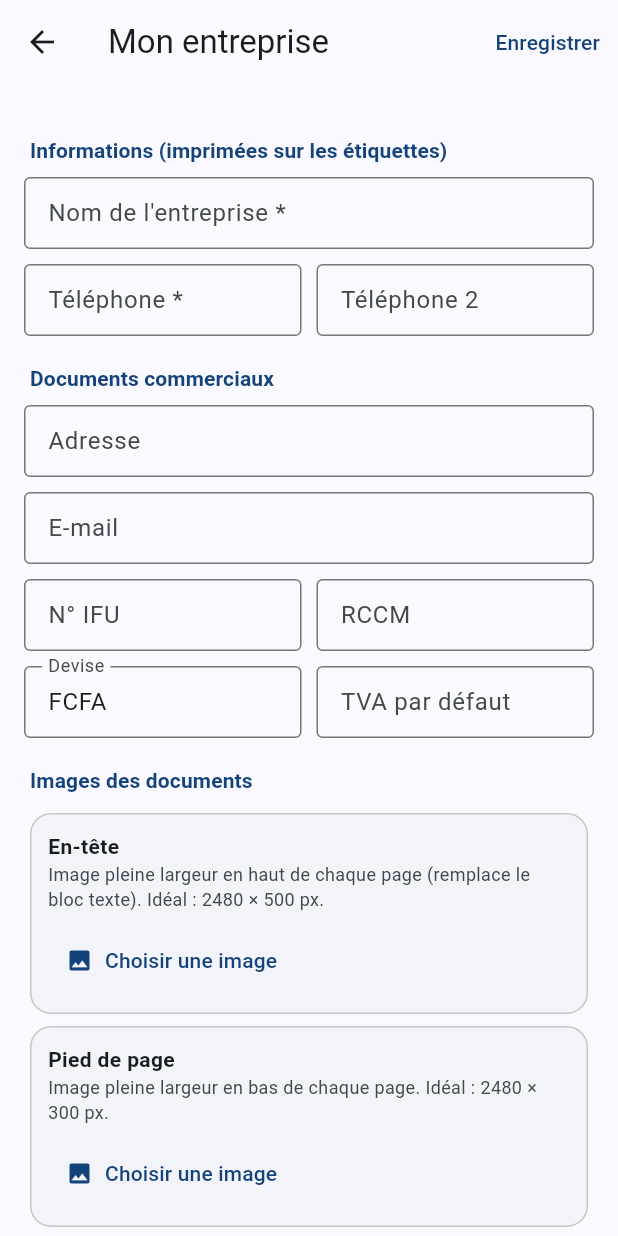
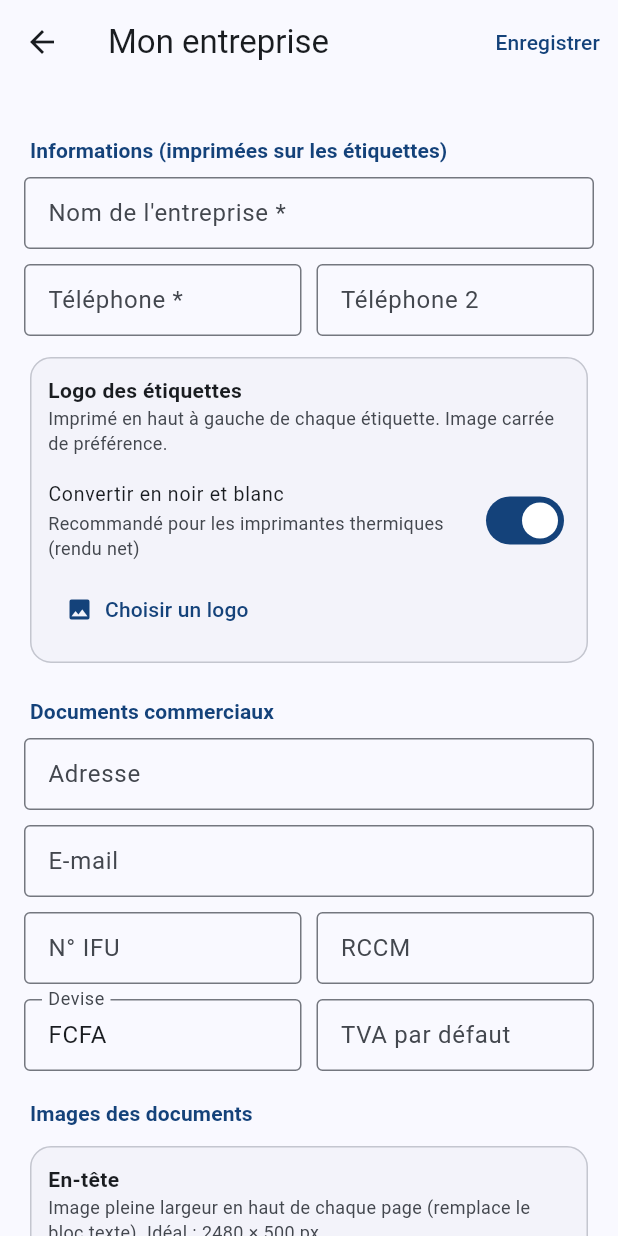
Before and after one commit to omzakrevo/etikpro, a Flutter app: the CompanyScreen screen opened directly, on a phone screen of 412 x 824 dp. Run offline on Flutter 3.47's test engine with Material 3 defaults, Android fonts, the phone set to English and light mode, and no system bars; our stand-ins replace file_picker, hive_ce_flutter, pdf, permission_handler, printing; missing offline and left inert: print_bluetooth_thermal; accounts and stored records are empty.

Commit message:
Logo ETIKPRO, icônes d'application, logo sur les étiquettes, compileSdk 37
Co-Authored-By: Claude Opus 5.5 <noreply@anthropic.com>
Claude-Session: https://claude.ai/code/session_01F3A1XyCW7AyEnke2k98HGE

```diff
--- a/lib/core/models.dart
+++ b/lib/core/models.dart
@@ -19,6 +19,7 @@ class Company {
   String ifu; // N° IFU
   String rccm;
   String? logoB64;
+  String? labelLogoB64; // logo imprimé sur les étiquettes
   String? headerB64; // en-tête des documents (image)
   String? footerB64; // pied de page des documents (image)
   String currency;
@@ -36,6 +37,7 @@ class Company {
     this.ifu = '',
     this.rccm = '',
     this.logoB64,
+    this.labelLogoB64,
     this.headerB64,
     this.footerB64,
     this.currency = 'FCFA',
@@ -57,6 +59,7 @@ class Company {
         'ifu': ifu,
         'rccm': rccm,
         'logoB64': logoB64,
+        'labelLogoB64': labelLogoB64,
         'headerB64': headerB64,
         'footerB64': footerB64,
         'currency': currency,
@@ -75,6 +78,7 @@ class Company {
         ifu: j['ifu'] ?? '',
         rccm: j['rccm'] ?? '',
         logoB64: j['logoB64'],
+        labelLogoB64: j['labelLogoB64'],
         headerB64: j['headerB64'],
         footerB64: j['footerB64'],
         currency: j['currency'] ?? 'FCFA',
--- a/lib/core/templates.dart
+++ b/lib/core/templates.dart
@@ -127,6 +127,7 @@ class LabelStyle {
   String id;
   String name;
   bool companyBand; // nom de l'entreprise sur bande noire
+  bool showLogo; // logo de l'entreprise (si défini)
   bool showPhone;
   bool showQr;
   bool showBorder;
@@ -144,6 +145,7 @@ class LabelStyle {
     required this.id,
     required this.name,
     this.companyBand = true,
+    this.showLogo = true,
     this.showPhone = true,
     this.showQr = false,
     this.showBorder = false,
@@ -163,6 +165,7 @@ class LabelStyle {
         'id': id,
         'name': name,
         'companyBand': companyBand,
+        'showLogo': showLogo,
         'showPhone': showPhone,
         'showQr': showQr,
         'showBorder': showBorder,
@@ -181,6 +184,7 @@ class LabelStyle {
         id: (j['id'] ?? newId()).toString(),
         name: (j['name'] ?? 'Style importé').toString(),
         companyBand: j['companyBand'] ?? true,
+        showLogo: j['showLogo'] ?? true,
         showPhone: j['showPhone'] ?? true,
         showQr: j['showQr'] ?? false,
         showBorder: j['showBorder'] ?? false,
--- a/lib/main.dart
+++ b/lib/main.dart
@@ -93,9 +93,7 @@ class _LicenceGateState extends State<LicenceGate> {
       return const Scaffold(
         body: Center(
           child: Column(mainAxisSize: MainAxisSize.min, children: [
-            Icon(Icons.local_offer, size: 64, color: brandBlue),
-            SizedBox(height: 12),
-            Text('ETIKPRO', style: TextStyle(fontSize: 28, fontWeight: FontWeight.w800)),
+            Image(image: AssetImage('assets/logo/logo_full.png'), width: 280),
             SizedBox(height: 20),
             CircularProgressIndicator(),
           ]),
--- a/lib/ui/home_shell.dart
+++ b/lib/ui/home_shell.dart
@@ -53,7 +53,11 @@ class _HomeShellState extends State<HomeShell> {
             leading: Padding(
               padding: const EdgeInsets.symmetric(vertical: 16),
               child: Column(children: [
-                Icon(Icons.local_offer, color: Theme.of(context).colorScheme.primary, size: 32),
+                ClipRRect(
+                  borderRadius: BorderRadius.circular(10),
+                  child: Image.asset('assets/logo/logo_icon.png', width: 44, height: 44),
+                ),
+                const SizedBox(height: 4),
                 const Text('ETIKPRO', style: TextStyle(fontWeight: FontWeight.w800)),
               ]),
             ),
--- a/lib/ui/labels/label_print_screen.dart
+++ b/lib/ui/labels/label_print_screen.dart
@@ -1,3 +1,6 @@
+import 'dart:convert';
+import 'dart:typed_data';
+
 import 'package:flutter/material.dart';
 import 'package:intl/intl.dart';
 import 'package:pdf/pdf.dart';
@@ -32,6 +35,10 @@ class _LabelPrintScreenState extends State<LabelPrintScreen> {
   late String _formatId = s.printer.defaultFormatId;
   late String _styleId = widget.product.labelStyleId;
   bool _busy = false;
+  late final Uint8List? _logo = s.company.labelLogoB64 == null
+      ? null
+      : base64Decode(s.company.labelLogoB64!);
+  bool _showLogo = true;
 
   LabelFormat get _format => builtinLabelFormats.firstWhere((f) => f.id == _formatId,
       orElse: () => builtinLabelFormats[1]);
@@ -55,6 +62,7 @@ class _LabelPrintScreenState extends State<LabelPrintScreen> {
           ? '${fmtAmount(w.isEmpty ? p.price : p.price * parseNum(w))} ${s.company.currency}'
           : '',
       extra: _extra.text.trim(),
+      logo: _showLogo ? _logo : null,
     );
   }
 
@@ -212,6 +220,20 @@ class _LabelPrintScreenState extends State<LabelPrintScreen> {
         ],
         onChanged: (v) => setState(() => _styleId = v!),
       ),
+      if (_logo != null)
+        SwitchListTile(
+          contentPadding: EdgeInsets.zero,
+          value: _showLogo,
+          onChanged: (v) => setState(() => _showLogo = v),
+          secondary: Image.memory(_logo, width: 36, height: 36),
+          title: const Text('Logo sur l’étiquette'),
+        )
+      else
+        TextButton.icon(
+          onPressed: null,
+          icon: const Icon(Icons.info_outline, size: 18),
+          label: const Text('Ajoutez un logo dans Réglages › Mon entreprise'),
+        ),
       const SizedBox(height: 12),
       Row(children: [
         const Text('Nombre d’étiquettes', style: TextStyle(fontWeight: FontWeight.w600)),
@@ -271,7 +293,7 @@ class _LabelPrintScreenState extends State<LabelPrintScreen> {
     final preview = Container(
       color: cs.surfaceContainerHighest,
       child: PdfPreview(
-        key: ValueKey('$_formatId$_styleId$_prod$_exp${_weight.text}${_lot.text}${_extra.text}$_skip${isA4 ? _copies : 1}'),
+        key: ValueKey('$_showLogo$_formatId$_styleId$_prod$_exp${_weight.text}${_lot.text}${_extra.text}$_skip${isA4 ? _copies : 1}'),
         build: (_) => buildLabelsPdf(
             data: _data,
             style: _style,
--- a/lib/ui/settings/company_screen.dart
+++ b/lib/ui/settings/company_screen.dart
@@ -1,7 +1,9 @@
 import 'dart:convert';
 
+import 'package:flutter/foundation.dart';
 import 'package:flutter/material.dart';
 
+import '../../core/image_tools.dart';
 import '../../core/models.dart';
 import '../../core/store.dart';
 import '../../core/utils.dart';
@@ -95,6 +97,75 @@ class _CompanyScreenState extends State<CompanyScreen> {
     );
   }
 
+  bool _mono = true;
+
+  Future<void> _pickLabelLogo({Uint8List? from}) async {
+    try {
+      Uint8List? bytes = from;
+      if (bytes == null) {
+        final b64 = await pickImageB64();
+        if (b64 == null) return;
+        bytes = base64Decode(b64);
+      }
+      final processed = prepareLabelLogo(bytes, mono: _mono);
+      setState(() => c.labelLogoB64 = processed);
+    } catch (e) {
+      if (mounted) snack(context, '$e', error: true);
+    }
+  }
+
+  Widget _labelLogoCard() {
+    final b64 = c.labelLogoB64;
+    return Card(
+      child: Padding(
+        padding: const EdgeInsets.all(12),
+        child: Column(crossAxisAlignment: CrossAxisAlignment.start, children: [
+          const Text('Logo des étiquettes', style: TextStyle(fontWeight: FontWeight.w700)),
+          Text('Imprimé en haut à gauche de chaque étiquette. Image carrée de préférence.',
+              style: TextStyle(fontSize: 12, color: Theme.of(context).colorScheme.onSurfaceVariant)),
+          const SizedBox(height: 8),
+          if (b64 != null)
+            Container(
+              height: 90,
+              width: 90,
+              decoration: BoxDecoration(
+                color: Colors.white,
+                border: Border.all(color: Theme.of(context).colorScheme.outlineVariant),
+              ),
+              child: Image.memory(base64Decode(b64), fit: BoxFit.contain),
+            ),
+          SwitchListTile(
+            contentPadding: EdgeInsets.zero,
+            dense: true,
+            value: _mono,
+            onChanged: (v) => setState(() => _mono = v),
+            title: const Text('Convertir en noir et blanc'),
+            subtitle: const Text('Recommandé pour les imprimantes thermiques (rendu net)'),
+          ),
+          Wrap(spacing: 4, children: [
+            TextButton.icon(
+              onPressed: () => _pickLabelLogo(),
+              icon: const Icon(Icons.image),
+              label: Text(b64 == null ? 'Choisir un logo' : 'Remplacer'),
+            ),
+            if (c.logoB64 != null)
+              TextButton.icon(
+                onPressed: () => _pickLabelLogo(from: base64Decode(c.logoB64!)),
+                icon: const Icon(Icons.content_copy),
+                label: const Text('Reprendre le logo des documents'),
+              ),
+            if (b64 != null)
+              TextButton.icon(
+                onPressed: () => setState(() => c.labelLogoB64 = null),
+                icon: const Icon(Icons.delete_outline),
+                label: const Text('Retirer'),
+              ),
+          ]),
+        ]),
+      ),
+    );
+  }
+
   @override
   Widget build(BuildContext context) {
     return Scaffold(
@@ -120,6 +191,8 @@ class _CompanyScreenState extends State<CompanyScreen> {
                     keyboardType: TextInputType.phone,
                     decoration: const InputDecoration(labelText: 'Téléphone 2'))),
           ]),
+          const SizedBox(height: 10),
+          _labelLogoCard(),
           const SectionTitle('Documents commerciaux'),
           TextField(controller: _address, decoration: const InputDecoration(labelText: 'Adresse')),
           const SizedBox(height: 10),
```
Also changed, not shown: lib/core/image_tools.dart (added, +34 -0 lines), lib/label/label_pdf.dart (+42 -9 lines), lib/ui/licence_screen.dart (+2 -8 lines), pubspec.yaml (+18 -0 lines), assets/logo/logo_foreground.png (added), assets/logo/logo_full.png (added), assets/logo/logo_full.svg (added), assets/logo/logo_icon.png (added), assets/logo/logo_icon.svg (added), pubspec.lock, 23 other files.
